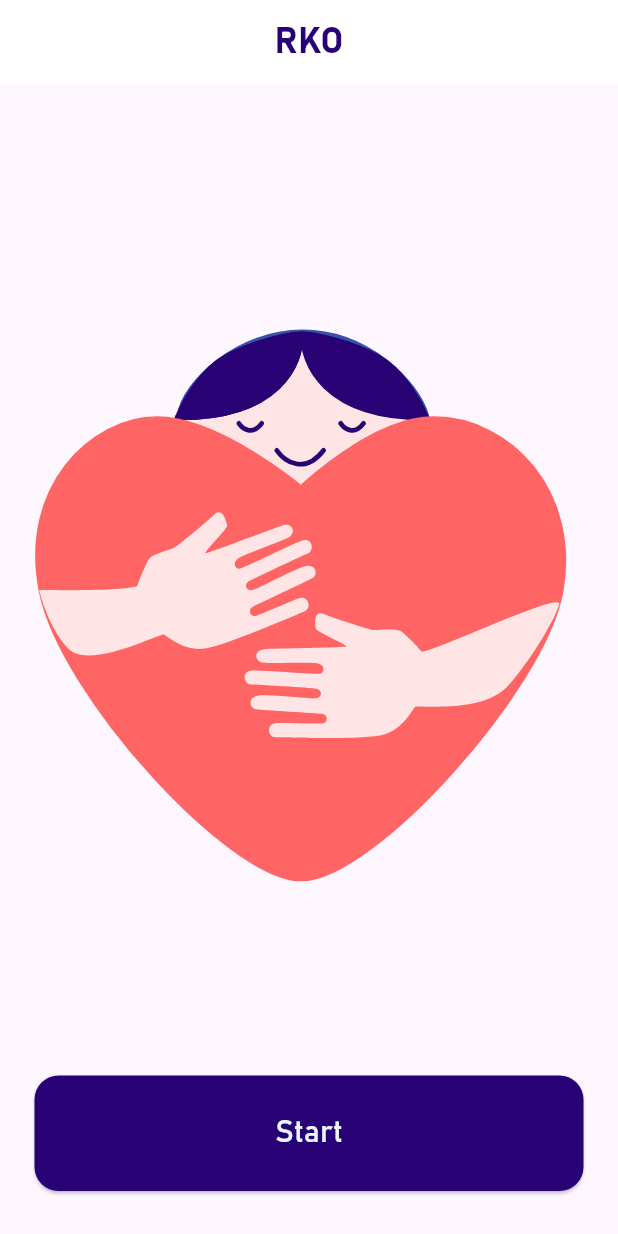
After one commit to KaiqueFarias09/rko, a Flutter app: the screen it shows after launch, on a phone screen of 412 x 824 dp. The commit adds this screen. Run offline on Flutter 3.47's test engine with Material 3 defaults, Android fonts, the phone set to English and light mode, and no system bars; our stand-ins replace flutter_svg.

Commit message:
refactor: :recycle: Remove OnboardingView from main.dart

```diff
--- /dev/null
+++ b/lib/presentation/views/onboarding/onboarding_view.dart
@@ -0,0 +1,37 @@
+import 'package:flutter/material.dart';
+import 'package:flutter_svg/svg.dart';
+import 'package:rko/core/constants/image_paths.dart';
+import 'package:rko/presentation/views/secure-the-area/secure_the_area_view.dart';
+import 'package:rko/presentation/widgets/app_appbar.dart';
+import 'package:rko/presentation/widgets/app_drawer.dart';
+import 'package:rko/presentation/widgets/button/app_primary_button.dart';
+
+class OnboardingView extends StatelessWidget {
+  const OnboardingView({super.key});
+
+  @override
+  Widget build(BuildContext context) {
+    return Scaffold(
+      drawer: const AppDrawer(),
+      appBar: const AppAppbar(title: 'RKO', shouldShowDrawer: true),
+      body: Padding(
+        padding: const EdgeInsets.fromLTRB(23, 34, 23, 30),
+        child: Center(
+          child: Column(
+            mainAxisAlignment: MainAxisAlignment.spaceBetween,
+            children: [
+              const SizedBox(),
+              SvgPicture.asset(AppImages.initial),
+              AppPrimaryButton(
+                text: 'Start',
+                onTap: () => Navigator.of(context).pushNamed(
+                  SecureTheAreaView.id,
+                ),
+              ),
+            ],
+          ),
+        ),
+      ),
+    );
+  }
+}
```
Also changed, not shown: lib/main.dart (+4 -39 lines).
